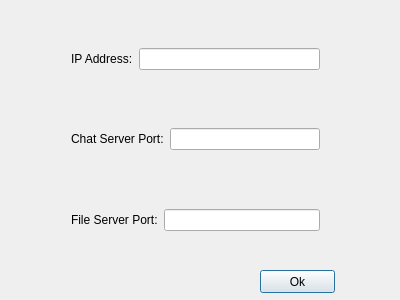
Above: Simple_IM/Address.ui from Hbenmazi/Simple_IM before the change. Below: the same form after it.
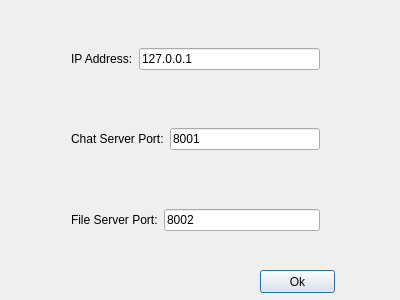
That is the form after the change.

Patch:
```diff
--- a/Simple_IM/Address.ui
+++ b/Simple_IM/Address.ui
@@ -31,7 +31,11 @@
      </widget>
     </item>
     <item>
-     <widget class="QLineEdit" name="fileport_lineEdit"/>
+     <widget class="QLineEdit" name="fileport_lineEdit">
+      <property name="text">
+       <string>8002</string>
+      </property>
+     </widget>
     </item>
    </layout>
   </widget>
@@ -53,7 +57,11 @@
      </widget>
     </item>
     <item>
-     <widget class="QLineEdit" name="chatport_lineEdit"/>
+     <widget class="QLineEdit" name="chatport_lineEdit">
+      <property name="text">
+       <string>8001</string>
+      </property>
+     </widget>
     </item>
    </layout>
   </widget>
@@ -75,7 +83,11 @@
      </widget>
     </item>
     <item>
-     <widget class="QLineEdit" name="ip_lineEdit"/>
+     <widget class="QLineEdit" name="ip_lineEdit">
+      <property name="text">
+       <string>127.0.0.1</string>
+      </property>
+     </widget>
     </item>
    </layout>
   </widget>
```
